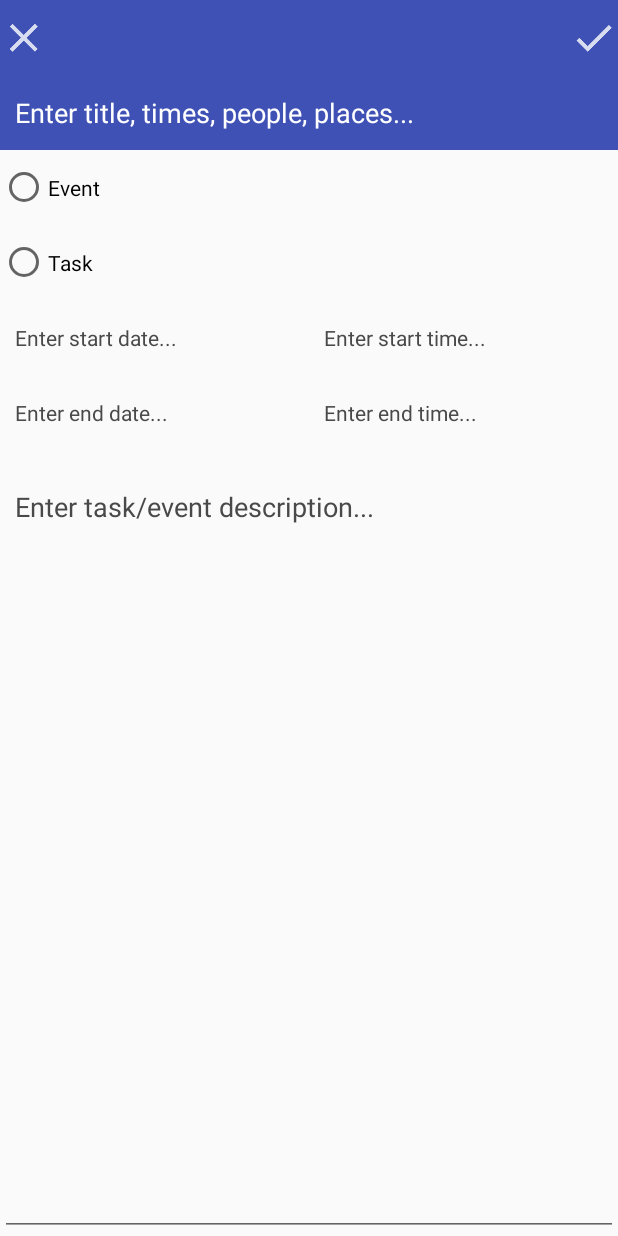
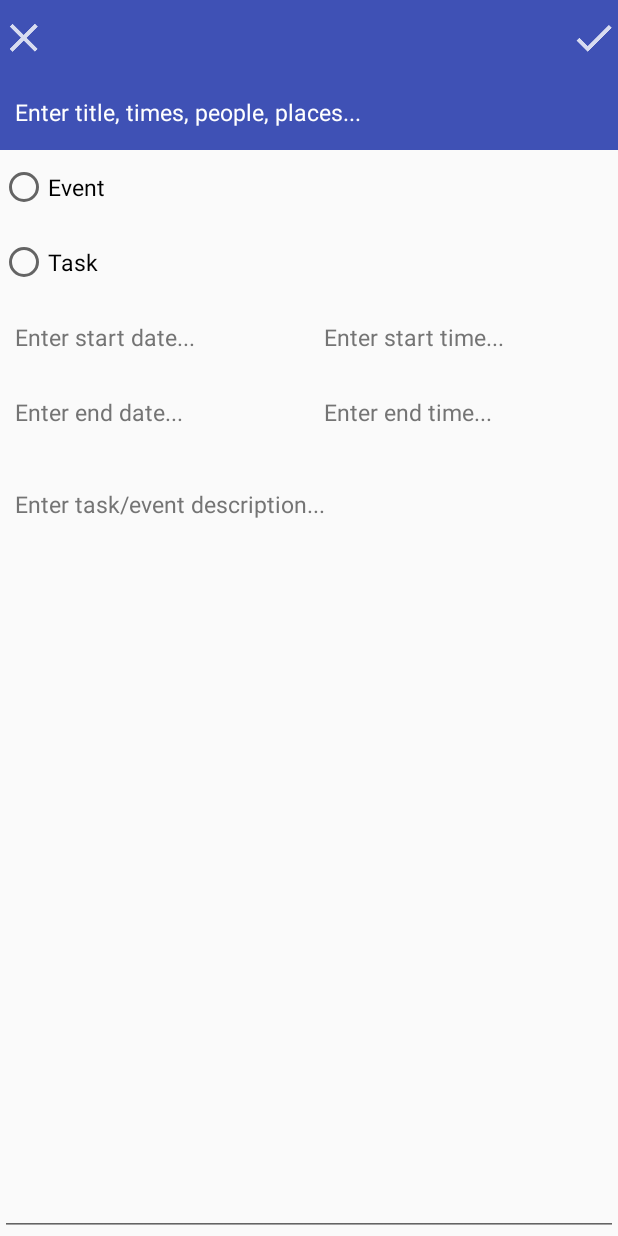
Before and after one commit to nozberkm/CSE-110-Galendary, an Android app: the AddEventActivity screen opened directly, with no data from a screen before it, on a phone screen of 412 x 824 dp. Run offline under Robolectric (Android 15) with nearby library versions, the phone set to English and light mode, and no system bars; network calls fail.

Commit message:
color changes addevent.java

```diff
--- a/app/src/main/java/com/example/aymaan/cse110applogin/AddEventActivity.java
+++ b/app/src/main/java/com/example/aymaan/cse110applogin/AddEventActivity.java
@@ -94,7 +94,7 @@ public class AddEventActivity extends AppCompatActivity {
                         endDateListener,
                         year, month, day);
 
-                endDateDialog.getWindow().setBackgroundDrawable(new ColorDrawable(Color.TRANSPARENT));
+                endDateDialog.getWindow().setBackgroundDrawable(new ColorDrawable(Color.WHITE));
                 endDateDialog.show();
             }
         });
@@ -120,7 +120,7 @@ public class AddEventActivity extends AppCompatActivity {
                         hour, minute, true
                 );
 
-                endTimeDialog.getWindow().setBackgroundDrawable(new ColorDrawable(Color.TRANSPARENT));
+                endTimeDialog.getWindow().setBackgroundDrawable(new ColorDrawable(Color.WHITE));
                 endTimeDialog.show();
             }
         });
@@ -145,7 +145,7 @@ public class AddEventActivity extends AppCompatActivity {
                         hour, minute, true
                 );
 
-                endTimeDialog.getWindow().setBackgroundDrawable(new ColorDrawable(Color.TRANSPARENT));
+                endTimeDialog.getWindow().setBackgroundDrawable(new ColorDrawable(Color.WHITE));
                 endTimeDialog.show();
             }
         });
--- a/app/src/main/res/layout/activity_add_event.xml
+++ b/app/src/main/res/layout/activity_add_event.xml
@@ -32,6 +32,7 @@
         android:paddingRight="10dp"
         android:text=""
         android:textColor="#FFFFFF"
+        android:textSize="15dp"
         android:textColorHint="#FFFFFF" />
 
     <RelativeLayout
@@ -74,6 +75,7 @@
             android:layout_weight="1"
             android:fontFamily="sans-serif"
             android:text="Event"
+            android:textSize="15dp"
             android:textColor="#000000" />
 
         <RadioButton
@@ -83,6 +85,7 @@
             android:layout_weight="1"
             android:fontFamily="sans-serif"
             android:textColor="#000000"
+            android:textSize="15dp"
             android:text="Task" />
     </RadioGroup>
 
@@ -101,8 +104,10 @@
             android:gravity="center_vertical"
             android:paddingLeft="10dp"
             android:paddingRight="10dp"
-            android:text="Enter start date..."
-            android:textColor="#494949" />
+            android:textColor="#000000"
+            android:textSize="15dp"
+            android:hint="Enter start date..."
+            android:textColorHint="#747474" />
 
         <TextView
             android:id="@+id/tvStartTime"
@@ -113,8 +118,10 @@
             android:gravity="center_vertical"
             android:paddingLeft="10dp"
             android:paddingRight="10dp"
-            android:text="Enter start time..."
-            android:textColor="#494949" />
+            android:textColor="#000000"
+            android:textSize="15dp"
+            android:hint="Enter start time..."
+            android:textColorHint="#747474" />
     </LinearLayout>
 
     <LinearLayout
@@ -132,8 +139,10 @@
             android:gravity="center_vertical"
             android:paddingLeft="10dp"
             android:paddingRight="10dp"
-            android:text="Enter end date..."
-            android:textColor="#494949" />
+            android:textColor="#000000"
+            android:textSize="15dp"
+            android:hint="Enter end date..."
+            android:textColorHint="#747474" />
 
         <TextView
             android:id="@+id/tvEndTime"
@@ -144,8 +153,10 @@
             android:gravity="center_vertical"
             android:paddingLeft="10dp"
             android:paddingRight="10dp"
-            android:text="Enter end time..."
-            android:textColor="#494949" />
+            android:textColor="#000000"
+            android:textSize="15dp"
+            android:hint="Enter end time..."
+            android:textColorHint="#747474" />
 
     </LinearLayout>
 
@@ -159,7 +170,9 @@
         android:gravity="top|left"
         android:paddingLeft="10dp"
         android:paddingRight="10dp"
+        android:textColor="#000000"
+        android:textSize="15dp"
         android:hint="Enter task/event description..."
-        android:textColorHint="#494949" />
+        android:textColorHint="#747474" />
 
 </RelativeLayout>
```
